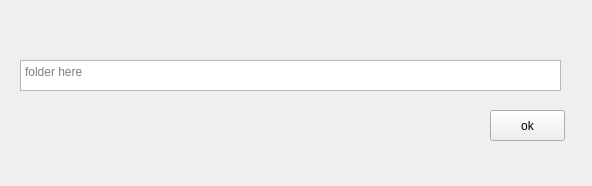
The window that src/render/m2r/ms_to_prman.py.ui (benject/Wrench) describes before a commit, drawn with Qt 5.
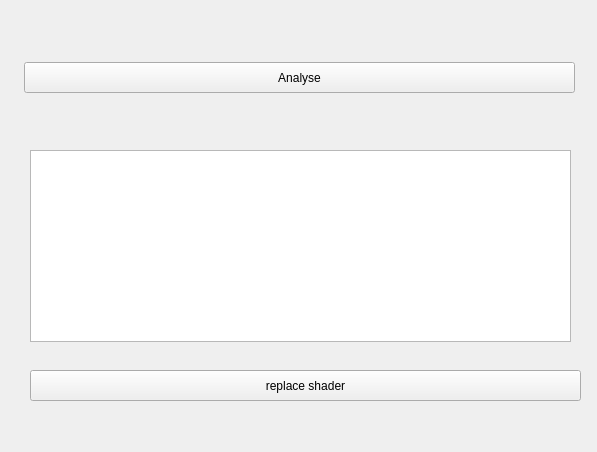
The same window after the commit.

Commit message: update ms_to_prman

```diff
--- a/src/render/m2r/ms_to_prman.py.ui
+++ b/src/render/m2r/ms_to_prman.py.ui
@@ -6,8 +6,8 @@
    <rect>
     <x>0</x>
     <y>0</y>
-    <width>592</width>
-    <height>186</height>
+    <width>597</width>
+    <height>452</height>
    </rect>
   </property>
   <property name="windowTitle">
@@ -16,28 +16,38 @@
   <widget class="QPushButton" name="pushButton">
    <property name="geometry">
     <rect>
-     <x>490</x>
-     <y>110</y>
-     <width>75</width>
+     <x>30</x>
+     <y>370</y>
+     <width>551</width>
      <height>31</height>
     </rect>
    </property>
    <property name="text">
-    <string>ok</string>
+    <string>replace shader</string>
    </property>
   </widget>
-  <widget class="QTextEdit" name="textEdit">
+  <widget class="QPushButton" name="pushButton_2">
    <property name="geometry">
     <rect>
-     <x>20</x>
-     <y>60</y>
+     <x>24</x>
+     <y>62</y>
+     <width>551</width>
+     <height>31</height>
+    </rect>
+   </property>
+   <property name="text">
+    <string>Analyse</string>
+   </property>
+  </widget>
+  <widget class="QListWidget" name="listWidget">
+   <property name="geometry">
+    <rect>
+     <x>30</x>
+     <y>150</y>
      <width>541</width>
-     <height>31</height>
+     <height>192</height>
     </rect>
    </property>
-   <property name="placeholderText">
-    <string>folder here</string>
-   </property>
   </widget>
  </widget>
  <resources/>
```
The commit also changes 4 other files.
